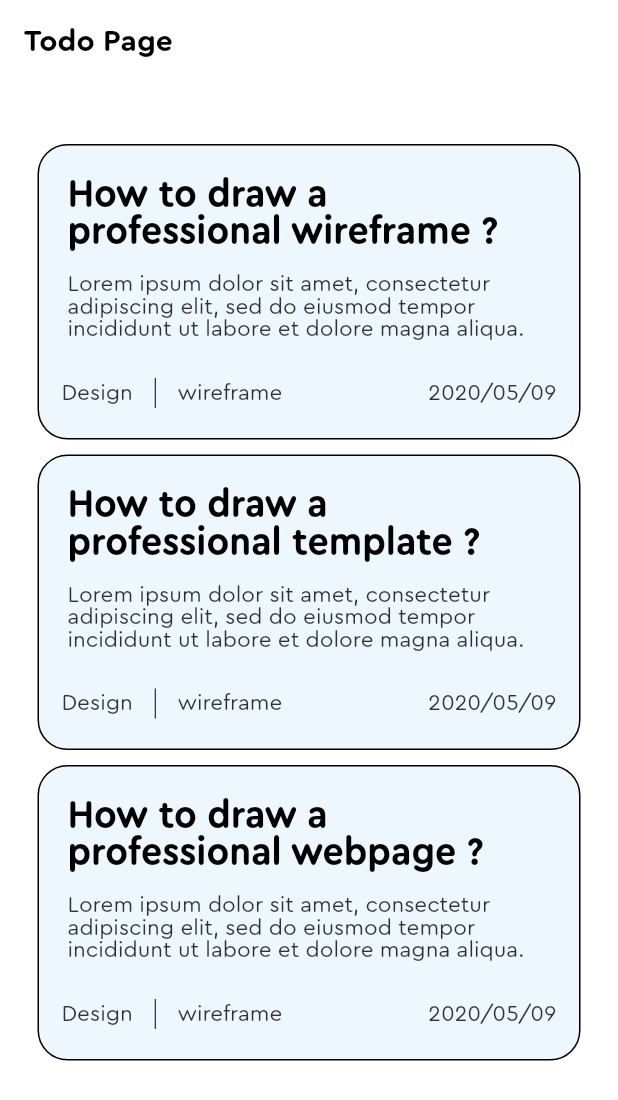
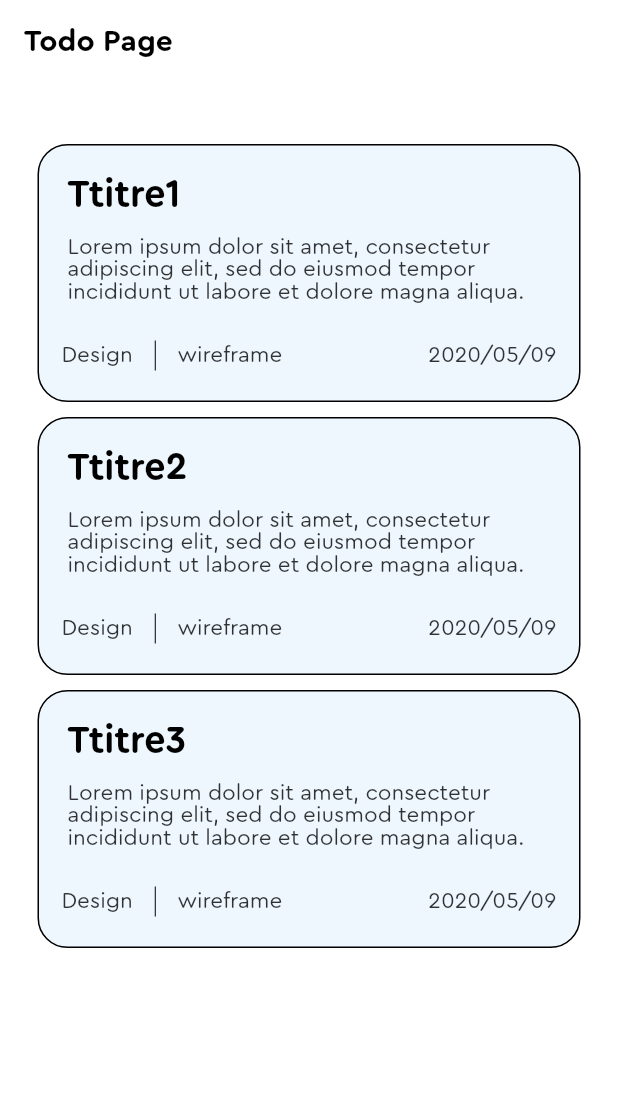
Before and after one commit to hverby/todoDesign, a Flutter app: the screen it shows after launch, on a phone screen of 412 x 824 dp. Shown: the top 1100 px of the screen. Run offline on Flutter 3.47's test engine with Material 2 defaults, Android fonts, the phone set to English and light mode, and no system bars; our stand-ins replace font_awesome_flutter.

Commit message:
NoteList

```diff
--- a/lib/main.dart
+++ b/lib/main.dart
@@ -1,3 +1,4 @@
+import 'package:course/screens/home/class/Note.dart';
 import 'package:course/screens/home/home_page.dart';
 import 'package:flutter/material.dart';
 
@@ -7,6 +8,7 @@ void main() {
 
 class MyApp extends StatelessWidget {
   // This widget is the root of your application.
+  List<Note> note = [Note(title: "Ttitre1", desc: "desc1"), Note(title: "Ttitre2", desc: "desc2"), Note(title: "Ttitre3", desc: "desc3")];
   @override
   Widget build(BuildContext context) {
     return MaterialApp(
@@ -15,7 +17,7 @@ class MyApp extends StatelessWidget {
         fontFamily: 'ceraRegular',
         primarySwatch: Colors.blue,
       ),
-      home: HomePage(),
+      home: HomePage(noteList: note,),
     );
   }
 }
--- a/lib/screens/detail/detail_page.dart
+++ b/lib/screens/detail/detail_page.dart
@@ -2,7 +2,8 @@ import 'package:flutter/material.dart';
 import 'package:font_awesome_flutter/font_awesome_flutter.dart';
 
 class DetailPage extends StatelessWidget {
-  const DetailPage({Key? key}) : super(key: key);
+  final String title;
+  const DetailPage({Key? key, required this.title}) : super(key: key);
 
   @override
   Widget build(BuildContext context) {
@@ -27,7 +28,7 @@ class DetailPage extends StatelessWidget {
         child: Column(
           children: [
             Container(
-              child: Text("How to draw a professional wireframe ?",
+              child: Text(title,
                   style: TextStyle(color: Colors.black, fontSize: 25, fontFamily: 'ceraBold')),
             ),
             SizedBox(height: 10,),
--- /dev/null
+++ b/lib/screens/home/class/Note.dart
@@ -0,0 +1,5 @@
+class Note{
+  Note({required this.title, required this.desc});
+  final String title;
+  final String desc;
+}
--- a/lib/screens/home/home_page.dart
+++ b/lib/screens/home/home_page.dart
@@ -1,8 +1,11 @@
+import 'package:course/screens/home/class/Note.dart';
 import 'package:course/screens/home/widgets/note_item.dart';
 import 'package:flutter/material.dart';
 import 'package:font_awesome_flutter/font_awesome_flutter.dart';
 
 class HomePage extends StatelessWidget{
+  HomePage({required this.noteList});
+  final List<Note> noteList;
   final List<String> titleList = ["How to draw a professional wireframe ?", "How to draw a professional template ?", "How to draw a professional webpage ?"];
 
   @override
@@ -19,9 +22,9 @@ class HomePage extends StatelessWidget{
         height: MediaQuery.of(context).size.height,
         padding: EdgeInsets.symmetric(horizontal: 25, vertical: 40),
         child: ListView.builder(
-          itemCount: this.titleList.length,
+          itemCount: this.noteList.length,
           itemBuilder: (context, i){
-            return NoteItem(title: this.titleList[i],);
+            return NoteItem(title: this.noteList[i].title,);
           },
         )
 
--- a/lib/screens/home/widgets/note_item.dart
+++ b/lib/screens/home/widgets/note_item.dart
@@ -10,7 +10,7 @@ class NoteItem extends StatelessWidget {
   Widget build(BuildContext context) {
     return GestureDetector(
       onTap: (){
-        Navigator.push(context, MaterialPageRoute(builder: (context) => DetailPage()));
+        Navigator.push(context, MaterialPageRoute(builder: (context) => DetailPage(title: title,)));
       },
       child: Container(
         width: MediaQuery.of(context).size.width,
```
